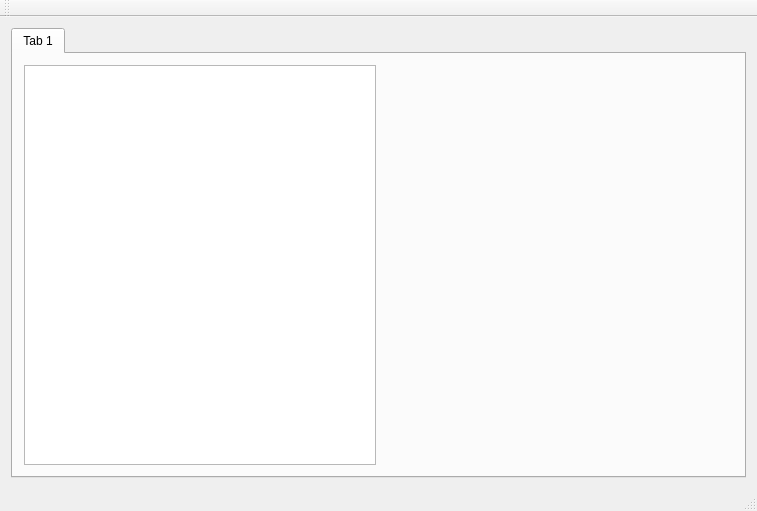
PTGF/QGraphViz, file src/MainWindow.ui: the form before one commit.
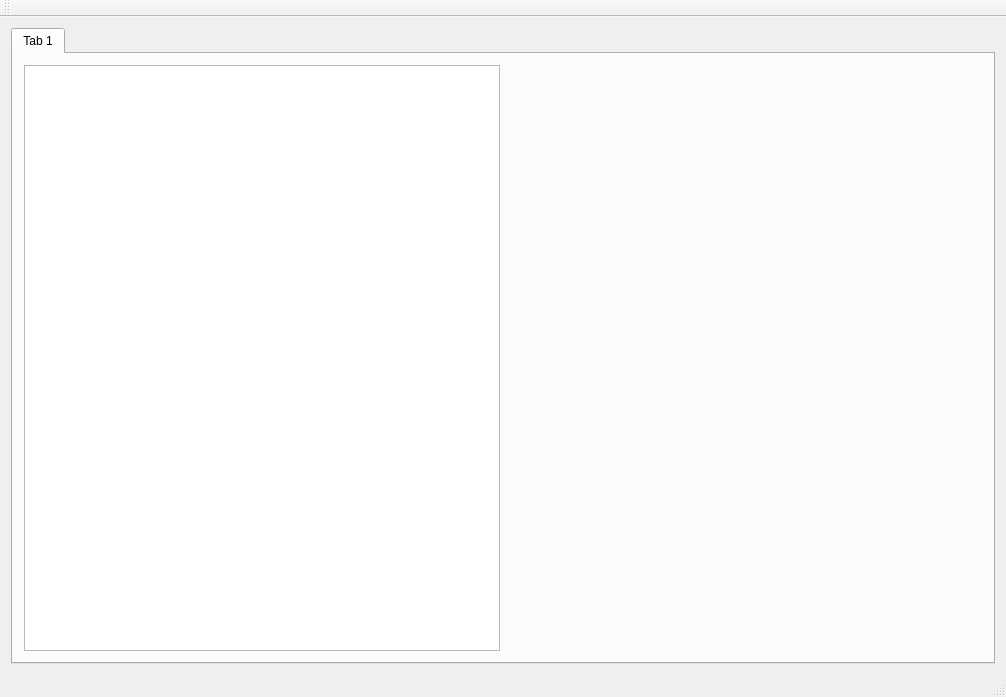
The form after the commit.

```diff
--- a/src/MainWindow.ui
+++ b/src/MainWindow.ui
@@ -6,8 +6,8 @@
    <rect>
     <x>0</x>
     <y>0</y>
-    <width>757</width>
-    <height>511</height>
+    <width>1006</width>
+    <height>697</height>
    </rect>
   </property>
   <property name="windowTitle">
```
Left out of the diff: 2 changed lines with no effect on the pictures.
